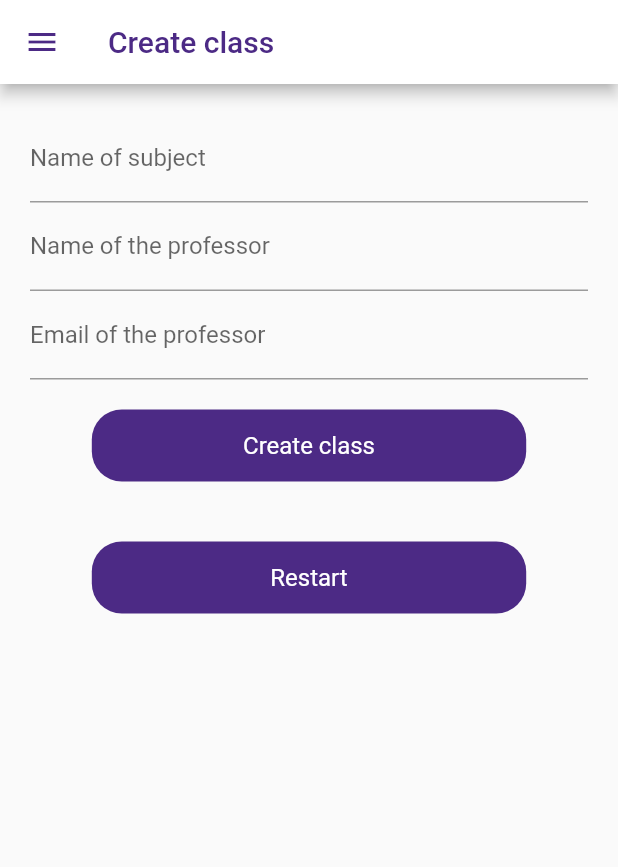
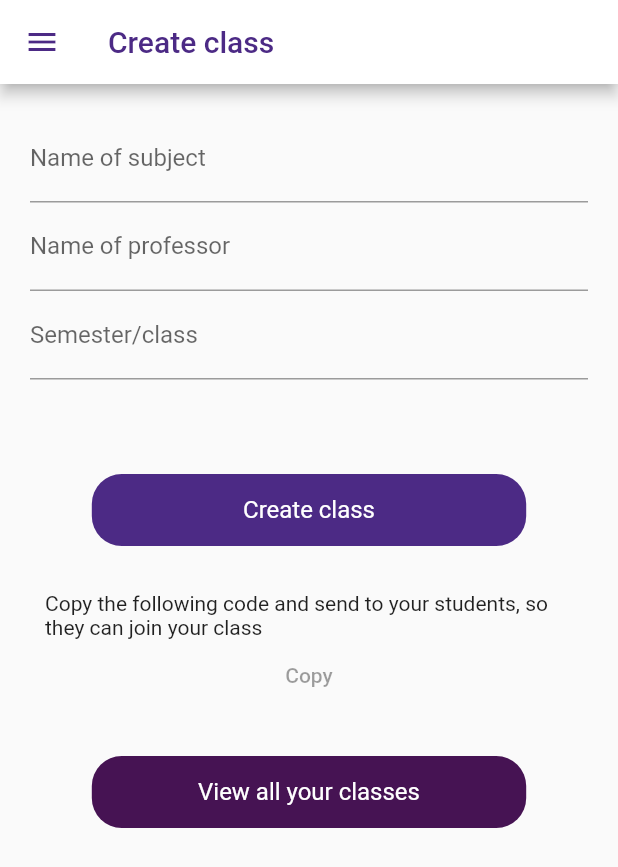
Before and after one commit to Srajan1/classroom, a Flutter app: the CreateClass screen opened by its route, on a phone screen of 412 x 824 dp. Shown: the top 867 px of the screen. Run offline on Flutter 3.47's test engine with Material 2 defaults, Android fonts, the phone set to English and light mode, and no system bars; our stand-ins replace cloud_firestore, firebase_auth, firebase_core, flutter_phoenix, google_fonts, google_sign_in; accounts and stored records are empty; network calls fail; Roboto replaces fonts that are missing (Montserrat, Questrial).

```diff
--- /dev/null
+++ b/lib/models/loader.dart
@@ -0,0 +1,3 @@
+class Loading {
+  String loading = '';
+}
--- a/lib/models/my_classes.dart
+++ /dev/null
@@ -1,43 +0,0 @@
-import 'package:classroom/models/announcement.dart';
-import 'package:classroom/models/assignment.dart';
-import 'package:classroom/models/lectures.dart';
-import 'package:classroom/models/student.dart';
-import 'package:cloud_firestore/cloud_firestore.dart';
-
-class MyClasses {
-  String subjectName;
-  String code;
-  String professorName;
-  String email;
-  List<Student> students;
-  List<Announcement> announcements;
-  List<Assignment> assignment;
-  List<Lectures> lectures;
-}
-
-class MyClassDatabase {
-  final CollectionReference myClassCollection;
-  final String uid;
-  MyClassDatabase(this.uid, this.myClassCollection);
-  Future createClass(subjectName, code, professorName, email) async {
-    return await myClassCollection.add({
-      'subjectName': subjectName,
-      'code': code,
-      'professorName': professorName,
-      'email': email,
-    });
-  }
-
-  Future updateClass(MyClasses data) async {
-    return await myClassCollection.add({
-      'subjectName': data.subjectName,
-      'code': data.subjectName,
-      'professorName': data.professorName,
-      'email': data.email,
-      'students': data.students,
-      'announcements': data.announcements,
-      'assignments': data.assignment,
-      'lectures': data.lectures
-    });
-  }
-}
--- a/lib/models/student.dart
+++ b/lib/models/student.dart
@@ -1,4 +1,5 @@
 class Student {
-  String uid;
+  String rollNo;
   String name;
+  Student(this.name, this.rollNo);
 }
--- a/lib/screens/views/create_class.dart
+++ b/lib/screens/views/create_class.dart
@@ -1,27 +1,45 @@
 import 'package:classroom/constants/constants.dart';
-import 'package:classroom/models/my_classes.dart';
+import 'package:classroom/models/error.dart';
+import 'package:classroom/services/my_classes.dart';
+import 'package:classroom/screens/views/created_classes.dart';
 import 'package:classroom/services/drawer.dart';
 import 'package:cloud_firestore/cloud_firestore.dart';
 import 'package:firebase_auth/firebase_auth.dart';
 import 'package:flutter/material.dart';
-import 'package:flutter_phoenix/flutter_phoenix.dart';
+import 'package:flutter/services.dart';
+import '../../models/loader.dart';
 import 'package:provider/provider.dart';
+import '../../constants/constants.dart';
 
-class CreateClass extends StatelessWidget {
+class CreateClass extends StatefulWidget {
   static const routeName = '/create-class';
+
+  @override
+  _CreateClassState createState() => _CreateClassState();
+}
+
+class _CreateClassState extends State<CreateClass> {
   final GlobalKey<FormState> _formKey = GlobalKey<FormState>();
+
   final subjectName = TextEditingController();
+
   final professorName = TextEditingController();
-  final email = TextEditingController();
+
+  final batch = TextEditingController();
+  String code;
+  bool _loading = false, created = false;
+  String msg = ' ';
+  ErrorMsg err = ErrorMsg(' ');
   @override
   Widget build(BuildContext context) {
     final user = Provider.of<User>(context);
-    String coll = 'myClasses' + user.uid;
+    String coll = user.email;
     final CollectionReference myClassCollection =
         FirebaseFirestore.instance.collection(coll);
     final db = MyClassDatabase(user.uid, myClassCollection);
-    email.text = user.email;
-    return Scaffold(
+    return _loading
+        ? Scaffold(body: Center(child: Text('Loading...')))
+        : Scaffold(
             drawer: CustomDrawer(),
             appBar: AppBar(
               iconTheme: IconThemeData(color: Theme.of(context).accentColor),
@@ -40,60 +58,16 @@ class CreateClass extends StatelessWidget {
                       key: _formKey,
                       child: Column(
                         children: [
-                    TextFormField(
-                      validator: (value) =>
-                          value.isEmpty ? 'Please enter a value' : null,
-                      controller: subjectName,
-                      decoration: InputDecoration(
-                          labelText: 'Name of subject',
-                          focusedBorder: UnderlineInputBorder(
-                              borderSide: BorderSide(
-                                  color: Theme.of(context).accentColor))),
-                    ),
-                    TextFormField(
-                      validator: (value) =>
-                          value.isEmpty ? 'Please enter a value' : null,
-                      controller: professorName,
-                      decoration: InputDecoration(
-                          labelText: 'Name of the professor',
-                          focusedBorder: UnderlineInputBorder(
-                              borderSide: BorderSide(
-                                  color: Theme.of(context).accentColor))),
-                    ),
-                    TextFormField(
-                      validator: (value) =>
-                          value.isEmpty ? 'Please enter a value' : null,
-                      controller: email,
-                      decoration: InputDecoration(
-                          labelText: 'Email of the professor',
-                          focusedBorder: UnderlineInputBorder(
-                              borderSide: BorderSide(
-                                  color: Theme.of(context).accentColor))),
-                    ),
-                    Container(
-                      padding: EdgeInsets.all(20),
-                      width: MediaQuery.of(context).size.width * 0.8,
-                      child: Material(
-                        borderRadius: BorderRadius.circular(20.0),
-                        shadowColor: Theme.of(context).accentColor,
-                        color: Theme.of(context).accentColor,
-                        child: FlatButton(
-                          onPressed: () async {
-                            if (_formKey.currentState.validate()) {
-                              await db.createClass(
-                                  subjectName.text,
-                                  subjectName.text + user.email,
-                                  professorName.text,
-                                  user.email);
-                            }
-                          },
-                          child: Center(
+                          formField(context, subjectName, 'Name of subject'),
+                          formField(
+                              context, professorName, 'Name of professor'),
+                          formField(context, batch, 'Semester/class'),
+                          Padding(
+                            padding: const EdgeInsets.only(top: 20.0),
                             child: Text(
-                              'Create class',
-                              style: kTitleStyle,
-                            ),
-                          ),
-                        ),
+                              msg,
+                              style: TextStyle(
+                                  color: Colors.red[400], fontSize: 20),
                             ),
                           ),
                           Container(
@@ -103,18 +77,76 @@ class CreateClass extends StatelessWidget {
                               borderRadius: BorderRadius.circular(20.0),
                               shadowColor: Theme.of(context).accentColor,
                               color: Theme.of(context).accentColor,
-                        child: FlatButton(
-                          onPressed: () {
-                            // Phoenix.rebirth(context);
-                            // print('Clicked');
+                              child: Builder(builder: (context) {
+                                return FlatButton(
+                                  onPressed: () async {
+                                    if (_formKey.currentState.validate()) {
+                                      setState(() {
+                                        _loading = true;
+                                      });
+                                      await db.createClass(
+                                          subjectName.text,
+                                          batch.text,
+                                          professorName.text,
+                                          user.email,
+                                          err,
+                                          user.email +
+                                              subjectName.text +
+                                              batch.text);
+
+                                      setState(() {
+                                        _loading = false;
+                                        created = true;
+                                        code = user.email +
+                                            subjectName.text +
+                                            batch.text;
+                                        msg = err.error;
+                                        Future.delayed(
+                                            const Duration(milliseconds: 3000),
+                                            () {
+                                          setState(() {
+                                            msg = ' ';
+                                          });
+                                        });
+                                      });
+                                      subjectName.text = '';
+                                      batch.text = '';
+                                      professorName.text = '';
+                                    }
                                   },
                                   child: Center(
                                     child: Text(
-                              'Restart',
+                                      'Create class',
                                       style: kTitleStyle,
                                     ),
                                   ),
+                                );
+                              }),
                             ),
+                          ),
+                          CopyCode(created: created, code: code),
+                          Container(
+                            padding: EdgeInsets.all(20),
+                            width: MediaQuery.of(context).size.width * 0.8,
+                            child: Material(
+                              borderRadius: BorderRadius.circular(20.0),
+                              shadowColor: Theme.of(context).primaryColor,
+                              color: Theme.of(context).primaryColor,
+                              child: Builder(builder: (context) {
+                                return FlatButton(
+                                  onPressed: () {
+                                    Navigator.of(context).pushNamed(
+                                        CreatedClasses.routeName,
+                                        arguments: user.email);
+                                  },
+                                  child: Center(
+                                    child: Text(
+                                      'View all your classes',
+                                      style: kTitleStyle,
+                                    ),
+                                  ),
+                                );
+                              }),
                             ),
                           ),
                         ],
@@ -126,4 +158,51 @@ class CreateClass extends StatelessWidget {
             ),
           );
   }
+
+  TextFormField formField(BuildContext context, controller, hint) {
+    return TextFormField(
+      validator: (value) => value.isEmpty ? 'Please enter a value' : null,
+      controller: controller,
+      decoration: InputDecoration(
+          labelText: hint,
+          focusedBorder: UnderlineInputBorder(
+              borderSide: BorderSide(color: Theme.of(context).accentColor))),
+    );
   }
+}
+
+class CopyCode extends StatelessWidget {
+  const CopyCode({
+    Key key,
+    @required this.created,
+    @required this.code,
+  }) : super(key: key);
+
+  final bool created;
+  final String code;
+
+  @override
+  Widget build(BuildContext context) {
+    return Padding(
+      padding: const EdgeInsets.all(10.0),
+      child: Container(
+        child: Column(
+          children: [
+            Text(
+                'Copy the following code and send to your students, so they can join your class'),
+            FlatButton(
+              onPressed: created
+                  ? () async {
+                      ClipboardData data = ClipboardData(text: (code));
+                      await Clipboard.setData(data);
+                      print(code);
+                    }
+                  : null,
+              child: Text('Copy'),
+            ),
+          ],
+        ),
+      ),
+    );
+  }
+}
--- /dev/null
+++ b/lib/services/my_classes.dart
@@ -0,0 +1,55 @@
+import 'package:classroom/models/announcement.dart';
+import 'package:classroom/models/assignment.dart';
+import 'package:classroom/models/lectures.dart';
+import 'package:classroom/models/student.dart';
+import 'package:cloud_firestore/cloud_firestore.dart';
+
+class MyClasses {
+  String subjectName;
+  String code;
+  String professorName;
+  String email;
+  List<Student> students;
+  List<Announcement> announcements;
+  List<Assignment> assignment;
+  List<Lectures> lectures;
+}
+
+class MyClassDatabase {
+  final CollectionReference teacher;
+  final String uid;
+  MyClassDatabase(this.uid, this.teacher);
+  Future createClass(
+      subjectName, batch, professorName, email, err, code) async {
+    List<dynamic> studentList = new List();
+    return teacher.doc(code).set({
+      'profName': professorName,
+      'subName': subjectName,
+      'email': email,
+      'batch': batch,
+      'code': code,
+      'studentList': studentList
+    }).then((value) {
+      print("User Added");
+      err.error = 'Class created';
+    }).catchError((error) {
+      err.error = "Failed to add user: $error";
+    });
+  }
+}
+
+class JoinClassDataBase {
+  final code, rollNum, collName, studentName;
+  JoinClassDataBase(this.code, this.rollNum, this.collName, this.studentName);
+  Future JoinClass() async {
+    final teacher = FirebaseFirestore.instance.collection(collName);
+    Student student = Student(studentName, rollNum);
+
+    DocumentSnapshot classRoom = await teacher.doc(code).get();
+    print(classRoom.data());
+    List<dynamic> studentList = classRoom.data()['studentList'];
+    studentList.add({'studentName': studentName, 'rollNum': rollNum});
+    teacher.doc(code).update({"studentList": studentList});
+    print(studentList);
+  }
+}
--- a/pubspec.yaml
+++ b/pubspec.yaml
@@ -30,6 +30,7 @@ dependencies:
   provider: ^4.3.2+3
   google_fonts: ^1.1.1
   flutter_phoenix: ^0.1.0
+  random_color: ^1.0.5
 
 
   # The following adds the Cupertino Icons font to your application.
```
Also changed, not shown: lib/main.dart (+5 -2 lines), lib/screens/views/created_classes.dart (added, +137 -0 lines), lib/screens/views/join_class.dart (added, +68 -0 lines), lib/services/drawer.dart (+5 -2 lines), pubspec.lock. Lines whose indentation alone changed are shown as unchanged.
